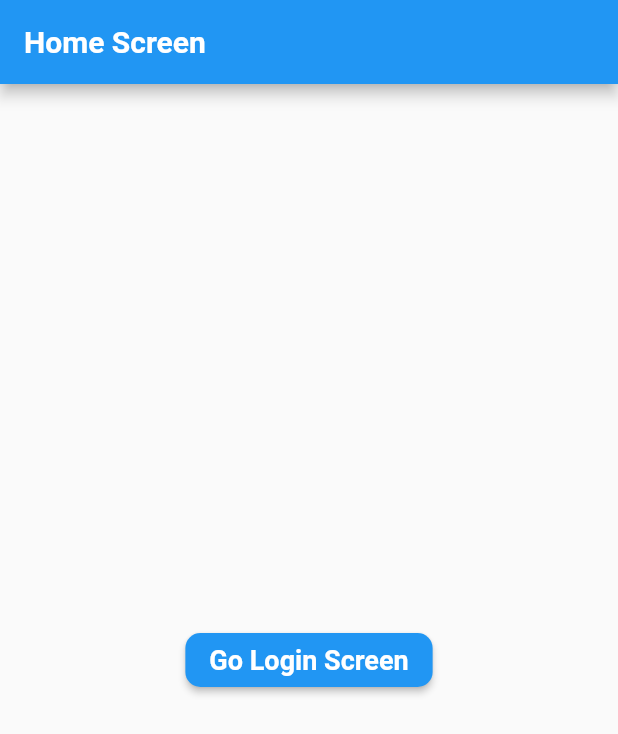
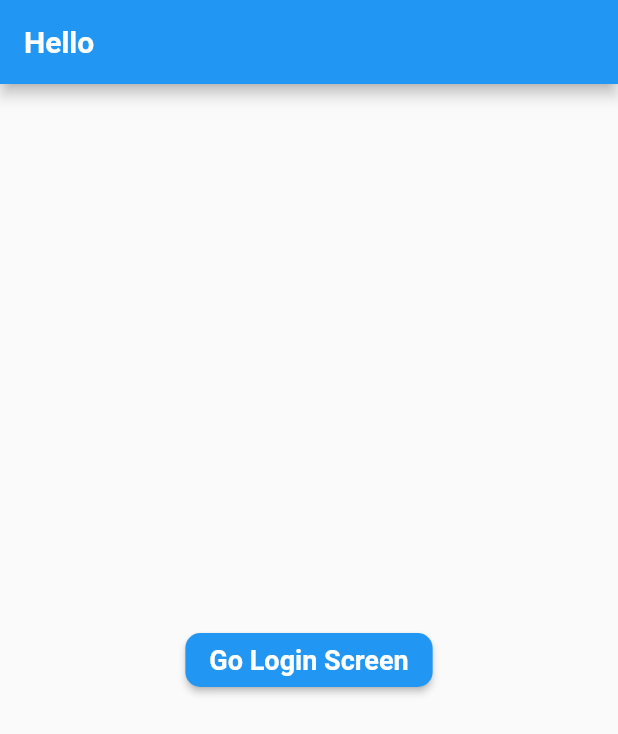
Before and after one commit to lamva112/food_nija_application, a Flutter app: the screen it shows after launch, on a phone screen of 412 x 824 dp. Shown: the top 734 px of the screen. Run offline on Flutter 3.47's test engine with Material 2 defaults, Android fonts, the light colour scheme and no system bars.

Commit message:
fix init codebase

```diff
--- a/lib/app/change_notifies/change_notifies.dart
+++ b/lib/app/change_notifies/change_notifies.dart
@@ -1,11 +1,12 @@
 import 'package:flutter/material.dart';
 
-class User with ChangeNotifier {
-  String _user = '';
-  String get user => _user;
+class LanguageChangeProvider with ChangeNotifier {
+  Locale _currentLocale = const Locale('en');
 
-  set setUser(String name) {
-    _user = name;
+  Locale get currentLocale => _currentLocale;
+
+  void changeLocale(String locale) {
+    _currentLocale = Locale(locale);
     notifyListeners();
   }
 }
--- a/lib/app/core/values/languages/en-US.dart
+++ b/lib/app/core/values/languages/en-US.dart
@@ -0,0 +1,3 @@
+final Map<String, String> en_US = {
+  'title': 'Hello',
+};
--- /dev/null
+++ b/lib/app/core/values/languages/translations.dart
@@ -0,0 +1,38 @@
+import 'package:flutter/foundation.dart';
+import 'package:flutter/material.dart';
+import 'package:food_nija_application/app/core/values/languages/en-US.dart';
+import 'package:food_nija_application/app/core/values/languages/vi-VN.dart';
+
+class Translations {
+  Translations(this.locale);
+
+  final Locale locale;
+
+  static Translations of(BuildContext context){
+    return Localizations.of<Translations>(context, Translations)!;
+  }
+
+  static final Map<String, Map<String, String>> _localizedValues = {
+    'en': en_US,
+    'vi': vi_VN,
+  };
+
+  String text(String key){
+    return _localizedValues[locale.languageCode]![key] ?? 'error because ${key} not found';
+  }
+}
+
+class TranslationsDelegate extends LocalizationsDelegate<Translations> {
+  const TranslationsDelegate();
+
+  @override
+  bool isSupported(Locale locale) => ['en', 'vi',].contains(locale.languageCode);
+
+  @override
+  Future<Translations> load(Locale locale) {
+    return SynchronousFuture<Translations>(Translations(locale));
+  }
+
+  @override
+  bool shouldReload(TranslationsDelegate old) => false;
+}
--- a/lib/app/core/values/languages/vi-VN.dart
+++ b/lib/app/core/values/languages/vi-VN.dart
@@ -0,0 +1,3 @@
+final Map<String, String> vi_VN = {
+  'title': 'Xin chào',
+};
--- a/lib/app/features/home_screen.dart
+++ b/lib/app/features/home_screen.dart
@@ -1,5 +1,7 @@
 import 'package:flutter/material.dart';
 import 'package:food_nija_application/app/routes/routes.dart';
+
+import '../core/values/languages/translations.dart';
 
 class HomeScreen extends StatelessWidget {
   const HomeScreen({Key? key}) : super(key: key);
@@ -8,9 +10,9 @@ class HomeScreen extends StatelessWidget {
   Widget build(BuildContext context) {
     return Scaffold(
       appBar: AppBar(
-        title: const Text(
-          'Home Screen',
-          style: TextStyle(
+        title: Text(
+          Translations.of(context).text('title'),
+          style: const TextStyle(
               fontSize: 20, fontWeight: FontWeight.bold, color: Colors.white),
         ),
       ),
--- a/lib/main.dart
+++ b/lib/main.dart
@@ -1,7 +1,9 @@
 import 'package:flutter/material.dart';
+import 'package:flutter_localizations/flutter_localizations.dart';
 import 'package:food_nija_application/app/change_notifies/change_notifies.dart';
 import 'package:food_nija_application/app/routes/routes.dart';
 import 'package:provider/provider.dart';
+import 'app/core/values/languages/translations.dart';
 
 void main() {
   runApp(const MyApp());
@@ -14,15 +16,24 @@ class MyApp extends StatelessWidget {
   Widget build(BuildContext context) {
     return MultiProvider(
       providers: [
-        ChangeNotifierProvider(create: (context) => User()),
+        ChangeNotifierProvider(create: (context) => LanguageChangeProvider()),
       ],
       builder: (context, child) {
         return MaterialApp(
-          localizationsDelegates: [
+          localizationsDelegates: const [
+            TranslationsDelegate(),
+            GlobalMaterialLocalizations.delegate,
+            GlobalWidgetsLocalizations.delegate,
+            GlobalCupertinoLocalizations.delegate,
+          ],
+          supportedLocales: const [
+            Locale("en"),
+            Locale("vi"),
           ],
           debugShowCheckedModeBanner: false,
           initialRoute: RouteManager.homePage,
           onGenerateRoute: RouteManager.generateRoute,
+          locale: Provider.of<LanguageChangeProvider>(context, listen: true).currentLocale,
         );
       },
     );
```
Also changed, not shown: pubspec.yaml (+6 -3 lines), pubspec.lock.
